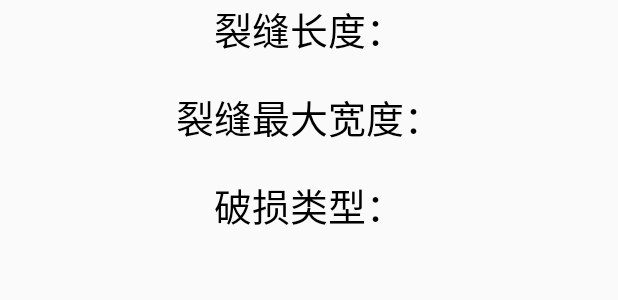
After one commit to OptimistQAQ/Road, an Android app: the layout activity_picture.xml on its own in the app's theme, with its tools: preview values and no code run, on a phone screen of 412 x 824 dp. The commit adds this screen. Shown: the top 300 px of the screen. Run offline under Robolectric (Android 15) with nearby library versions, the phone set to English and light mode, and no system bars.

Commit message:
add update

```diff
--- a/app/build.gradle
+++ b/app/build.gradle
@@ -68,9 +68,9 @@ dependencies {
     implementation 'top.zibin:Luban:1.1.8'
     implementation 'com.lzy.net:okgo:3.0.4'
     implementation 'com.aliyun.dpa:oss-android-sdk:+'
-    implementation'com.shizhefei:CoolRefreshView:1.0.4'
+    implementation 'com.shizhefei:CoolRefreshView:1.0.4'
     implementation(name: 'airship', ext: 'aar')
     implementation project(':camera')
     implementation 'com.aliyun.dpa:oss-android-sdk:+'
-    implementation'com.shizhefei:CoolRefreshView:1.0.4'
+    implementation 'com.shizhefei:CoolRefreshView:1.0.4'
 }
--- a/app/src/main/java/com/example/a65667/road/binder/VideoItemViewBinder.java
+++ b/app/src/main/java/com/example/a65667/road/binder/VideoItemViewBinder.java
@@ -79,7 +79,7 @@ public class VideoItemViewBinder extends ItemViewBinder<VideoItem, VideoItemView
         SimpleDateFormat format = new SimpleDateFormat("yyyy-MM-dd HH:mm");
 
         fileName.setText(format.format(item.getDate()));
-        jzvdStd.seekToInAdvance = 10000;
+//        jzvdStd.seekToInAdvance = 10000;
 //        Glide.with(root.getContext()).load(item.getFileImg()).into(jzvdStd.thumbImageView);
         jzvdStd.setUp(item.getFileUrl(), "路面回放", JzvdStd.SCREEN_NORMAL);
 
--- a/app/src/main/java/com/example/a65667/road/fragment/CameraFragment.java
+++ b/app/src/main/java/com/example/a65667/road/fragment/CameraFragment.java
@@ -168,8 +168,8 @@ public class CameraFragment extends Fragment implements View.OnClickListener, Lo
                             JSONObject jsonObject = jsonArray.getJSONObject(i);
 //                            if (!jsonObject.getString("lduration").equals("0")) {
                                 dataTime.add(jsonObject.getString("lbeginDate"));
-                                lastTime.add(jsonObject.getString("lduration") + "分钟");
-                                holeCount.add("20公里");
+                                lastTime.add(jsonObject.getString("lduration") + "秒");
+                                holeCount.add("1公里");
                                 videoUrl.add(jsonObject.getString("lpushStramName"));
                                 crackCount.add(jsonObject.getInteger("lproblem").toString() + "个大问题");
                                 travelWay.add("途经：" + jsonObject.getString("lgoby"));
--- a/app/src/main/java/com/example/a65667/road/utils/UriToPath.java
+++ b/app/src/main/java/com/example/a65667/road/utils/UriToPath.java
@@ -73,4 +73,5 @@ public class UriToPath {
         }
         return count;
     }
+
 }
--- /dev/null
+++ b/app/src/main/res/layout/activity_picture.xml
@@ -0,0 +1,48 @@
+<?xml version="1.0" encoding="utf-8"?>
+<RelativeLayout
+    xmlns:android="http://schemas.android.com/apk/res/android"
+    xmlns:app="http://schemas.android.com/apk/res-auto"
+    xmlns:tools="http://schemas.android.com/tools"
+    android:layout_width="match_parent"
+    android:layout_height="match_parent"
+    tools:context=".activity.PictureActivity">
+
+    <ImageView
+        android:id="@+id/image_picture"
+        android:layout_width="wrap_content"
+        android:layout_height="wrap_content" />
+
+    <TextView
+        android:id="@+id/img_len"
+        android:layout_width="wrap_content"
+        android:layout_height="wrap_content"
+        android:text="裂缝长度："
+        android:layout_below="@+id/image_picture"
+        android:textSize="25sp"
+        android:textColor="#000000"
+        android:layout_centerHorizontal="true"
+        />
+
+    <TextView
+        android:id="@+id/img_width"
+        android:layout_width="wrap_content"
+        android:layout_height="wrap_content"
+        android:text="裂缝最大宽度："
+        android:layout_below="@id/img_len"
+        android:textSize="25sp"
+        android:textColor="#000000"
+        android:layout_centerHorizontal="true"
+        android:layout_marginTop="20sp"/>
+
+    <TextView
+        android:id="@+id/img_hole"
+        android:layout_width="wrap_content"
+        android:layout_height="wrap_content"
+        android:text="破损类型："
+        android:layout_below="@id/img_width"
+        android:textSize="25sp"
+        android:textColor="#000000"
+        android:layout_centerHorizontal="true"
+        android:layout_marginTop="20sp"/>
+
+</RelativeLayout>
--- a/app/src/main/res/values/spingarr.xml
+++ b/app/src/main/res/values/spingarr.xml
@@ -1,7 +1,7 @@
 <?xml version="1.0" encoding="utf-8"?>
 <resources>
     <string-array name="spingarr">
-        <item>长治</item>
+        <item>珠海</item>
         <item>太原</item>
         <item>广州</item>
         <item>深圳</item>
```
Also changed, not shown: app/src/main/AndroidManifest.xml (+3 -5 lines), app/src/main/java/com/example/a65667/road/activity/CrackDetailActivity.java (+35 -2 lines), app/src/main/java/com/example/a65667/road/activity/PictureActivity.java (added, +40 -0 lines), app/src/main/java/com/example/a65667/road/utils/GPSUtil.java (added, +141 -0 lines).
